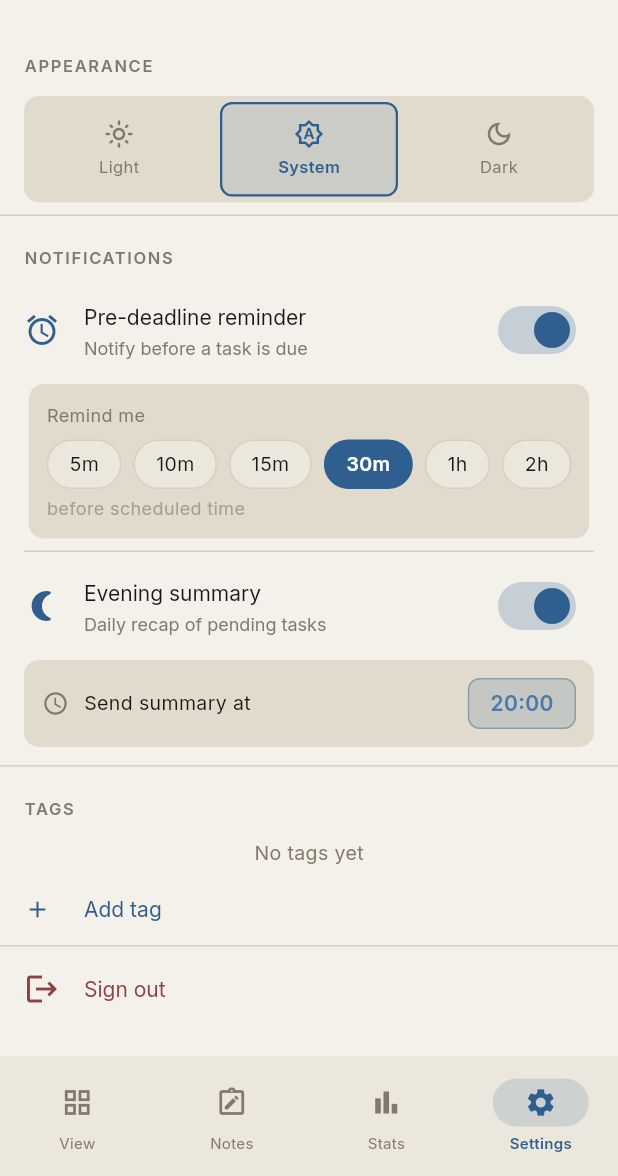
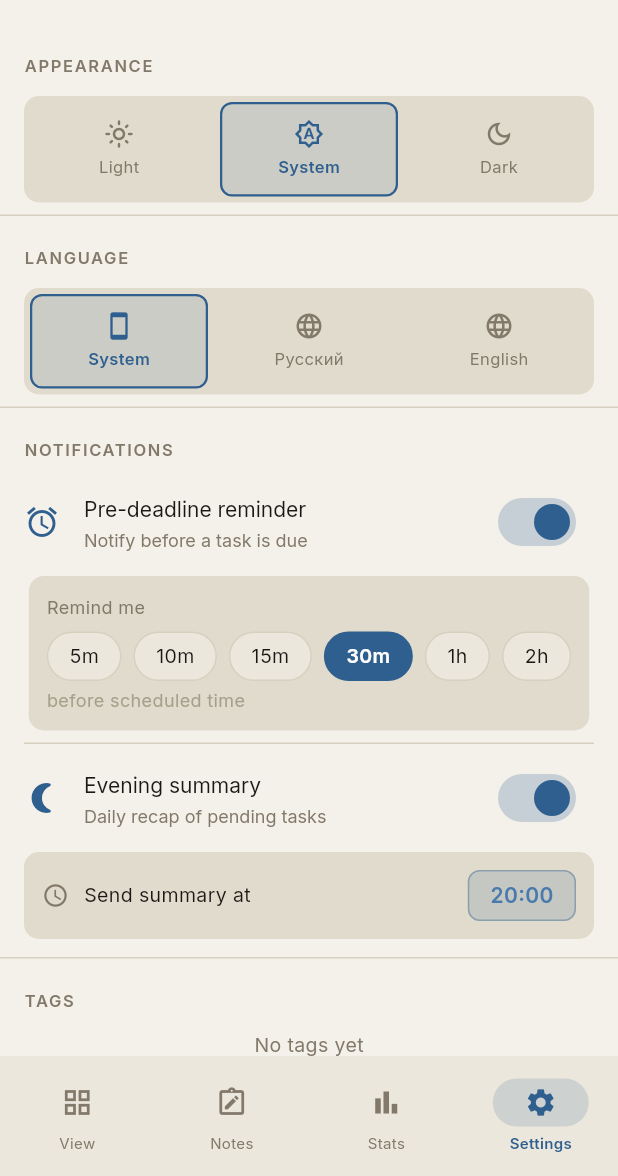
Before and after one commit to AnoirsGit/Locus-ToDo, a Flutter app: the SettingsPage screen opened by its route, on a phone screen of 412 x 824 dp, the part 60-1236 px from its top. Run offline on Flutter 3.47's test engine with Material 3 defaults, Android fonts, the phone set to English and light mode, and no system bars; our stand-ins replace dio, drift, flutter_local_notifications, flutter_riverpod, flutter_secure_storage, go_router and 2 more; accounts and stored records are empty; generated files the repository leaves out were written again; network calls fail.

Commit message:
feat(mobile): add in-app ru/en language switch + finish i18n sweep (#21)
Closes mobile-tasks-parity.md Gap 5:
- S (shared/core/strings.dart) gains a persisted locale override hook
  (setLocaleOverride), instead of only following the OS locale.
- New shared/providers/locale_provider.dart (LocaleOverrideNotifier)
  persists the user's System/Russian/English choice via SharedPreferences.
- New "Language" section in Settings (segmented control, same style as
  the theme picker); main.dart re-keys the MaterialApp.router subtree
  on locale change so the plain S.* string table is re-read everywhere.
- Swept remaining hardcoded strings in settings_page.dart (appearance/
  notifications/tags section headers, sign-out & edit-profile dialogs,
  lead-time/evening-time pickers, tag management dialogs, Email label)
  onto S.*. Repo-wide grep confirms zero hardcoded Cyrillic strings
  remain anywhere in apps/mobile/lib outside strings.dart and comments.

Co-authored-by: openhands <openhands@all-hands.dev>

```diff
--- a/apps/mobile/lib/pages/settings/settings_page.dart
+++ b/apps/mobile/lib/pages/settings/settings_page.dart
@@ -5,6 +5,7 @@ import '../../shared/api/tags_api.dart';
 import '../../shared/core/strings.dart';
 import '../../shared/notifications/notification_prefs.dart';
 import '../../shared/notifications/notification_service.dart';
+import '../../shared/providers/locale_provider.dart';
 import '../../shared/providers/tag_store.dart';
 import '../../shared/theme/theme.dart';
 import '../../shared/ui/app_toast.dart';
@@ -19,6 +20,7 @@ class SettingsPage extends ConsumerWidget {
     final user = ref.watch(authNotifierProvider).valueOrNull;
     final prefsAsync = ref.watch(notificationPrefsProvider);
     final themeMode = ref.watch(themeModeProvider).valueOrNull ?? ThemeMode.dark;
+    final locale = ref.watch(localeOverrideProvider).valueOrNull;
 
     return Scaffold(
       appBar: AppBar(
@@ -66,7 +68,7 @@ class SettingsPage extends ConsumerWidget {
           ],
 
           // ── Appearance ─────────────────────────────────────────────────
-          _SectionHeader(title: 'Appearance'),
+          _SectionHeader(title: S.appearanceSection),
           Padding(
             padding: const EdgeInsets.symmetric(horizontal: 16, vertical: 8),
             child: Container(
@@ -78,19 +80,19 @@ class SettingsPage extends ConsumerWidget {
                 children: [
                   _ThemeOption(
                     icon: Icons.light_mode_outlined,
-                    label: 'Light',
+                    label: S.themeLight,
                     selected: themeMode == ThemeMode.light,
                     onTap: () => ref.read(themeModeProvider.notifier).setMode(ThemeMode.light),
                   ),
                   _ThemeOption(
                     icon: Icons.brightness_auto_outlined,
-                    label: 'System',
+                    label: S.themeSystem,
                     selected: themeMode == ThemeMode.system,
                     onTap: () => ref.read(themeModeProvider.notifier).setMode(ThemeMode.system),
                   ),
                   _ThemeOption(
                     icon: Icons.dark_mode_outlined,
-                    label: 'Dark',
+                    label: S.themeDark,
                     selected: themeMode == ThemeMode.dark,
                     onTap: () => ref.read(themeModeProvider.notifier).setMode(ThemeMode.dark),
                   ),
@@ -101,8 +103,44 @@ class SettingsPage extends ConsumerWidget {
 
           Divider(color: context.colorBorder),
 
+          // ── Language ───────────────────────────────────────────────────
+          _SectionHeader(title: S.languageSection),
+          Padding(
+            padding: const EdgeInsets.symmetric(horizontal: 16, vertical: 8),
+            child: Container(
+              decoration: BoxDecoration(
+                color: context.colorSurface2,
+                borderRadius: BorderRadius.circular(10),
+              ),
+              child: Row(
+                children: [
+                  _ThemeOption(
+                    icon: Icons.smartphone_outlined,
+                    label: S.languageSystem,
+                    selected: locale == null,
+                    onTap: () => ref.read(localeOverrideProvider.notifier).setLocale(null),
+                  ),
+                  _ThemeOption(
+                    icon: Icons.language,
+                    label: S.languageRussian,
+                    selected: locale == 'ru',
+                    onTap: () => ref.read(localeOverrideProvider.notifier).setLocale('ru'),
+                  ),
+                  _ThemeOption(
+                    icon: Icons.language,
+                    label: S.languageEnglish,
+                    selected: locale == 'en',
+                    onTap: () => ref.read(localeOverrideProvider.notifier).setLocale('en'),
+                  ),
+                ],
+              ),
+            ),
+          ),
+
+          Divider(color: context.colorBorder),
+
           // ── Notifications ───────────────────────────────────────────────
-          _SectionHeader(title: 'Notifications'),
+          _SectionHeader(title: S.notificationsSection),
 
           prefsAsync.when(
             loading: () => const Padding(
@@ -110,7 +148,7 @@ class SettingsPage extends ConsumerWidget {
               child: Center(child: CircularProgressIndicator()),
             ),
             error: (e, _) => ListTile(
-              title: Text('Failed to load preferences: $e',
+              title: Text(S.loadPrefsFailed(e),
                   style: TextStyle(color: context.colorDanger)),
             ),
             data: (prefs) => _NotificationSection(prefs: prefs),
@@ -119,7 +157,7 @@ class SettingsPage extends ConsumerWidget {
           Divider(color: context.colorBorder),
 
           // ── Tags ───────────────────────────────────────────────────────
-          _SectionHeader(title: 'Tags'),
+          _SectionHeader(title: S.tagsSection),
           _TagManagementSection(),
 
           Divider(color: context.colorBorder),
@@ -127,20 +165,20 @@ class SettingsPage extends ConsumerWidget {
           // ── Logout ─────────────────────────────────────────────────────
           ListTile(
             leading: Icon(Icons.logout, color: context.colorDanger),
-            title: Text('Sign out', style: TextStyle(color: context.colorDanger)),
+            title: Text(S.signOut, style: TextStyle(color: context.colorDanger)),
             onTap: () async {
               final confirm = await showDialog<bool>(
                 context: context,
                 builder: (ctx) => AlertDialog(
-                  title: const Text('Sign out?'),
+                  title: Text(S.signOutQ),
                   actions: [
                     TextButton(
                       onPressed: () => Navigator.pop(ctx, false),
-                      child: const Text('Cancel'),
+                      child: Text(S.cancel),
                     ),
                     TextButton(
                       onPressed: () => Navigator.pop(ctx, true),
-                      child: Text('Sign out',
+                      child: Text(S.signOut,
                           style: TextStyle(color: context.colorDanger)),
                     ),
                   ],
@@ -167,19 +205,19 @@ void _showEditProfileDialog(BuildContext context, WidgetRef ref, String currentN
     builder: (ctx) => AlertDialog(
       backgroundColor: Theme.of(context).colorScheme.surface,
       shape: RoundedRectangleBorder(borderRadius: BorderRadius.circular(14)),
-      title: const Text('Edit profile'),
+      title: Text(S.editProfile),
       content: Column(
         mainAxisSize: MainAxisSize.min,
         children: [
           TextField(
             controller: nameCtrl,
-            decoration: const InputDecoration(labelText: 'Name'),
+            decoration: InputDecoration(labelText: S.name),
             textCapitalization: TextCapitalization.words,
           ),
           const SizedBox(height: 12),
           TextField(
             controller: emailCtrl,
-            decoration: const InputDecoration(labelText: 'Email'),
+            decoration: InputDecoration(labelText: S.email),
             keyboardType: TextInputType.emailAddress,
           ),
         ],
@@ -187,7 +225,7 @@ void _showEditProfileDialog(BuildContext context, WidgetRef ref, String currentN
       actions: [
         TextButton(
           onPressed: () => Navigator.pop(ctx),
-          child: const Text('Cancel'),
+          child: Text(S.cancel),
         ),
         TextButton(
           onPressed: () async {
@@ -200,7 +238,7 @@ void _showEditProfileDialog(BuildContext context, WidgetRef ref, String currentN
             );
             // Failure toast is already shown by the notifier itself.
           },
-          child: const Text('Save'),
+          child: Text(S.save),
         ),
       ],
     ),
@@ -307,9 +345,9 @@ class _NotificationSection extends ConsumerWidget {
             ref,
             prefs.copyWith(preDeadlineEnabled: val),
           ),
-          title: Text('Pre-deadline reminder',
+          title: Text(S.preDeadlineReminder,
               style: TextStyle(color: context.colorTextStrong)),
-          subtitle: Text('Notify before a task is due',
+          subtitle: Text(S.notifyBeforeDue,
               style: TextStyle(color: context.colorMuted, fontSize: 12)),
           secondary: Icon(Icons.alarm, color: context.colorBrand),
         ),
@@ -340,9 +378,9 @@ class _NotificationSection extends ConsumerWidget {
             ref,
             prefs.copyWith(eveningSummaryEnabled: val),
           ),
-          title: Text('Evening summary',
+          title: Text(S.eveningSummary,
               style: TextStyle(color: context.colorTextStrong)),
-          subtitle: Text('Daily recap of pending tasks',
+          subtitle: Text(S.dailyRecapPending,
               style: TextStyle(color: context.colorMuted, fontSize: 12)),
           secondary: Icon(Icons.nightlight_round, color: context.colorBrand),
         ),
@@ -391,7 +429,7 @@ class _LeadTimePicker extends StatelessWidget {
         crossAxisAlignment: CrossAxisAlignment.start,
         children: [
           Text(
-            'Remind me',
+            S.remindMe,
             style: TextStyle(fontSize: 12, color: context.colorMuted),
           ),
           const SizedBox(height: 8),
@@ -425,7 +463,7 @@ class _LeadTimePicker extends StatelessWidget {
           ),
           const SizedBox(height: 4),
           Text(
-            'before scheduled time',
+            S.beforeScheduledTime,
             style: TextStyle(fontSize: 12, color: context.colorMuted2),
           ),
         ],
@@ -460,22 +498,22 @@ class _TagManagementSection extends ConsumerWidget {
       builder: (ctx) => AlertDialog(
         backgroundColor: Theme.of(context).colorScheme.surface,
         shape: RoundedRectangleBorder(borderRadius: BorderRadius.circular(14)),
-        title: const Text('New tag'),
+        title: Text(S.newTag),
         content: TextField(
           controller: nameCtrl,
           autofocus: true,
-          decoration: const InputDecoration(labelText: 'Tag name'),
+          decoration: InputDecoration(labelText: S.tagNameHint),
           textCapitalization: TextCapitalization.words,
           onSubmitted: (_) => _createTag(ref, ctx, nameCtrl.text),
         ),
         actions: [
           TextButton(
             onPressed: () => Navigator.pop(ctx),
-            child: const Text('Cancel'),
+            child: Text(S.cancel),
           ),
           TextButton(
             onPressed: () => _createTag(ref, ctx, nameCtrl.text),
-            child: const Text('Create'),
+            child: Text(S.create),
           ),
         ],
       ),
@@ -504,7 +542,7 @@ class _TagManagementSection extends ConsumerWidget {
           Padding(
             padding: const EdgeInsets.fromLTRB(16, 8, 16, 4),
             child: Text(
-              'No tags yet',
+              S.noTagsYet,
               style: TextStyle(fontSize: 13, color: context.colorMuted),
             ),
           )
@@ -536,7 +574,7 @@ class _TagManagementSection extends ConsumerWidget {
         ListTile(
           dense: true,
           leading: Icon(Icons.add, size: 18, color: context.colorBrand),
-          title: Text('Add tag', style: TextStyle(fontSize: 14, color: context.colorBrand)),
+          title: Text(S.addTag, style: TextStyle(fontSize: 14, color: context.colorBrand)),
           onTap: () => _showCreateTagDialog(context, ref),
         ),
       ],
@@ -573,7 +611,7 @@ class _EveningTimePicker extends StatelessWidget {
           Icon(Icons.access_time, size: 18, color: context.colorMuted),
           const SizedBox(width: 10),
           Text(
-            'Send summary at',
+            S.sendSummaryAt,
             style: TextStyle(fontSize: 13, color: context.colorText),
           ),
           const Spacer(),
--- a/apps/mobile/lib/shared/core/strings.dart
+++ b/apps/mobile/lib/shared/core/strings.dart
@@ -3,8 +3,24 @@ import 'dart:ui';
 /// Minimal ru/en string table, mirroring the web `i18n` store approach.
 /// Notes scope only — the app-wide localization sweep is a separate task.
 class S {
-  static bool get _ru =>
-      PlatformDispatcher.instance.locale.languageCode == 'ru';
+  /// Persisted 'ru'/'en' override set by [LocaleOverrideNotifier] — `null`
+  /// means "follow the OS locale" (the original, pre-settings behavior).
+  static String? _localeOverride;
+  static void setLocaleOverride(String? code) => _localeOverride = code;
+
+  static bool get _ru {
+    final override = _localeOverride;
+    if (override != null) return override == 'ru';
+    return PlatformDispatcher.instance.locale.languageCode == 'ru';
+  }
+
+  // Language picker in settings — option labels. "System" follows the app's
+  // own translation rules; the two language names are proper nouns and are
+  // always shown in their own language/script, never translated by `_ru`.
+  static String get languageSystem => _ru ? 'Системный' : 'System';
+  static const languageRussian = 'Русский';
+  static const languageEnglish = 'English';
+  static String get languageSection => _ru ? 'Язык' : 'Language';
 
   // Page
   static String get notes => _ru ? 'Заметки' : 'Notes';
@@ -195,6 +211,7 @@ class S {
   static String get createAccount => _ru ? 'Создать аккаунт.' : 'Create an account.';
   static String get startDisciplinePath => _ru ? 'Начните путь к дисциплине.' : 'Start your path to discipline.';
   static String get name => _ru ? 'Имя' : 'Name';
+  static String get email => _ru ? 'Эл. почта' : 'Email';
   static String get yourNameHint => _ru ? 'Ваше имя' : 'Your name';
   static String get minPasswordHint => _ru ? 'Минимум 8 символов' : 'At least 8 characters';
   static String get alreadyHaveAccountQ => _ru ? 'Уже есть аккаунт? ' : 'Already have an account? ';
@@ -301,4 +318,29 @@ class S {
     }
     return '${weekdayFull(weekday1Mon)} · ${monthFull(month1to12)} $day, $year · Week $weekNum';
   }
+
+  // Settings page: section headers, theme picker, sign-out, edit-profile dialog,
+  // notification prefs, tag management dialogs.
+  static String get appearanceSection => _ru ? 'Оформление' : 'Appearance';
+  static String get notificationsSection => _ru ? 'Уведомления' : 'Notifications';
+  static String get tagsSection => _ru ? 'Теги' : 'Tags';
+  static String get themeSystem => _ru ? 'Системная' : 'System';
+  static String loadPrefsFailed(Object e) =>
+      _ru ? 'Не удалось загрузить настройки: $e' : 'Failed to load preferences: $e';
+  static String get signOut => _ru ? 'Выйти' : 'Sign out';
+  static String get signOutQ => _ru ? 'Выйти из аккаунта?' : 'Sign out?';
+  static String get editProfile => _ru ? 'Редактировать профиль' : 'Edit profile';
+  static String get remindMe => _ru ? 'Напомнить' : 'Remind me';
+  static String get beforeScheduledTime => _ru ? 'до запланированного времени' : 'before scheduled time';
+  static String get newTag => _ru ? 'Новый тег' : 'New tag';
+  static String get tagNameHint => _ru ? 'Название тега' : 'Tag name';
+  static String get create => _ru ? 'Создать' : 'Create';
+  static String get noTagsYet => _ru ? 'Пока нет тегов' : 'No tags yet';
+  static String get addTag => _ru ? 'Добавить тег' : 'Add tag';
+  static String get preDeadlineReminder => _ru ? 'Напоминание перед дедлайном' : 'Pre-deadline reminder';
+  static String get notifyBeforeDue =>
+      _ru ? 'Уведомить перед сроком выполнения задачи' : 'Notify before a task is due';
+  static String get eveningSummary => _ru ? 'Вечерняя сводка' : 'Evening summary';
+  static String get dailyRecapPending => _ru ? 'Ежедневная сводка невыполненных задач' : 'Daily recap of pending tasks';
+  static String get sendSummaryAt => _ru ? 'Отправить сводку в' : 'Send summary at';
 }
```
Also changed, not shown: apps/mobile/lib/main.dart (+8 -0 lines), apps/mobile/lib/shared/providers/locale_provider.dart (added, +34 -0 lines), 1 other file.
